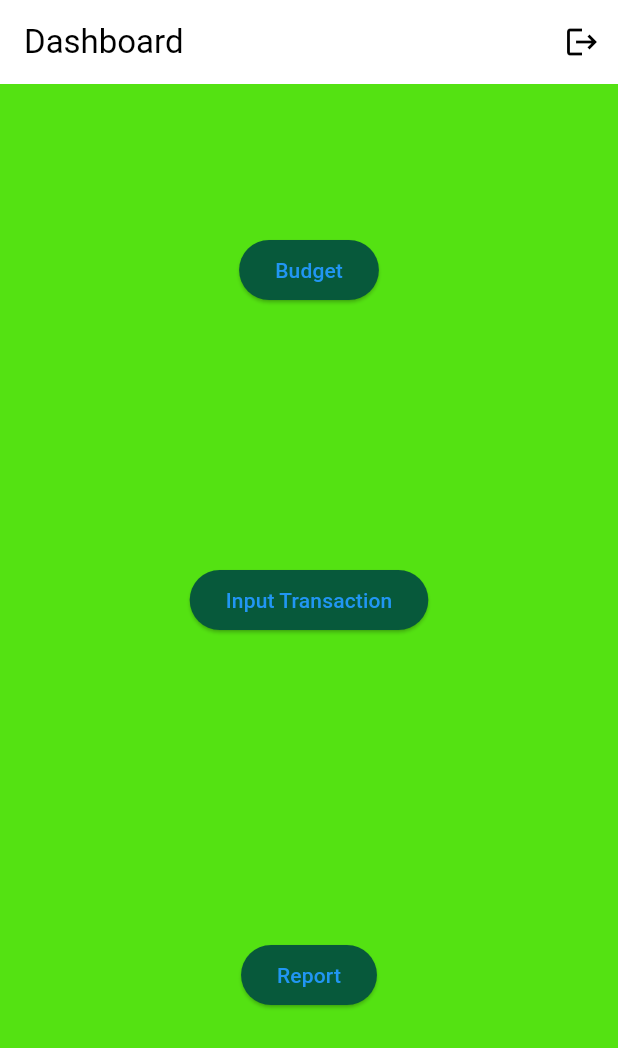
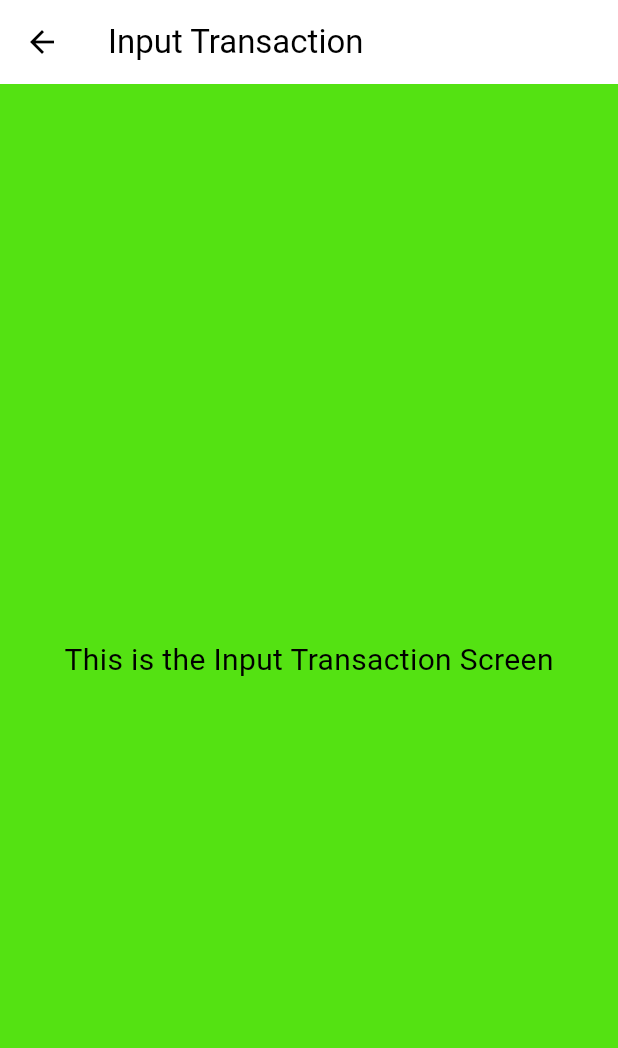
Before and after one commit to AkinniyiS/FinTrak, a Flutter app: the DashboardScreen screen opened directly, after a tap on "Input Transaction", on a phone screen of 412 x 824 dp. Shown: the top 1048 px of the screen. Run offline on Flutter 3.47's test engine with Material 3 defaults, Android fonts, the light colour scheme and no system bars; our stand-ins replace firebase_auth, firebase_core; accounts and stored records are empty.

Commit message:
committing after merge conflict

```diff
--- a/lib/dashboard_screen.dart
+++ b/lib/dashboard_screen.dart
@@ -1,6 +1,7 @@
 import 'package:flutter/material.dart';
 import 'package:firebase_auth/firebase_auth.dart';
 import 'login_screen.dart';
+import 'input_transaction_screen.dart';
 
 class DashboardScreen extends StatelessWidget {
   const DashboardScreen({super.key});
@@ -52,7 +53,12 @@ class DashboardScreen extends StatelessWidget {
 
               child: ElevatedButton(
                 style: ElevatedButton.styleFrom(backgroundColor: const Color.fromARGB(255, 7, 89, 59)),
-                onPressed: () {},
+                onPressed: () {
+                  Navigator.push(
+                    context,
+                    MaterialPageRoute(builder: (context) => InputTransactionScreen())
+                  );
+                },
                 child: Text('Input Transaction'),
               ),
             ),
--- /dev/null
+++ b/lib/input_transaction_screen.dart
@@ -0,0 +1,20 @@
+import 'package:flutter/material.dart';
+
+class InputTransactionScreen extends StatelessWidget {
+  const InputTransactionScreen({super.key});
+
+  @override
+  Widget build(BuildContext context) {
+    return Scaffold(
+      appBar: AppBar(
+        title: Text('Input Transaction'),
+      ),
+      body: Center(
+        child: Text(
+          'This is the Input Transaction Screen',
+          style: TextStyle(fontSize: 20),
+        ),
+      ),
+    );
+  }
+}
```
Also changed, not shown: lib/main.dart (+4 -4 lines).
